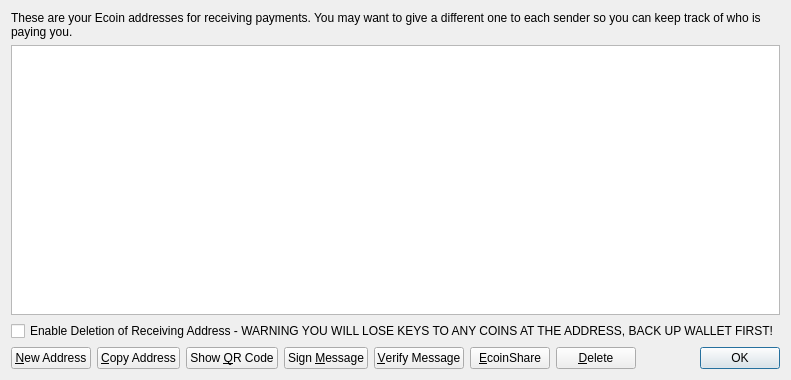
Before: the Qt Designer form ecoin/src/qt/forms/addressbookpage.ui in epsylon/ecoin, drawn with Qt 5.
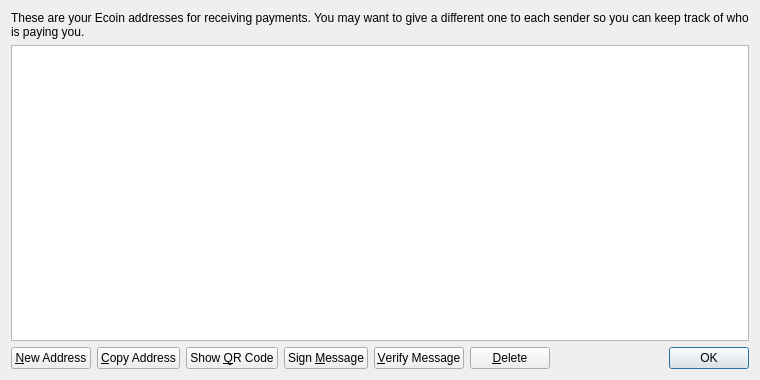
After: the same form once the commit is applied. Icons and pictures are not drawn.

Diff of the .ui file:
```diff
--- a/ecoin/src/qt/forms/addressbookpage.ui
+++ b/ecoin/src/qt/forms/addressbookpage.ui
@@ -55,13 +55,6 @@
      </attribute>
     </widget>
    </item>
-   <item>
-    <widget class="QCheckBox" name="deleteCheckBox">
-     <property name="text">
-      <string>Enable Deletion of Receiving Address - WARNING YOU WILL LOSE KEYS TO ANY COINS AT THE ADDRESS, BACK UP WALLET FIRST!</string>
-     </property>
-    </widget>
-   </item>
    <item>
     <layout class="QHBoxLayout" name="horizontalLayout">
      <item>
@@ -131,20 +124,6 @@
        </property>
       </widget>
      </item>
-     <item>
-      <widget class="QPushButton" name="autoSavingsPushButton">
-       <property name="toolTip">
-        <string>Send a percentage of stake to a specified Ecoin address</string>
-       </property>
-       <property name="text">
-        <string>&amp;EcoinShare</string>
-       </property>
-       <property name="icon">
-        <iconset resource="../bitcoin.qrc">
-         <normaloff>:/icons/send</normaloff>:/icons/send</iconset>
-       </property>
-      </widget>
-     </item>
      <item>
       <widget class="QPushButton" name="deleteButton">
        <property name="toolTip">
```
